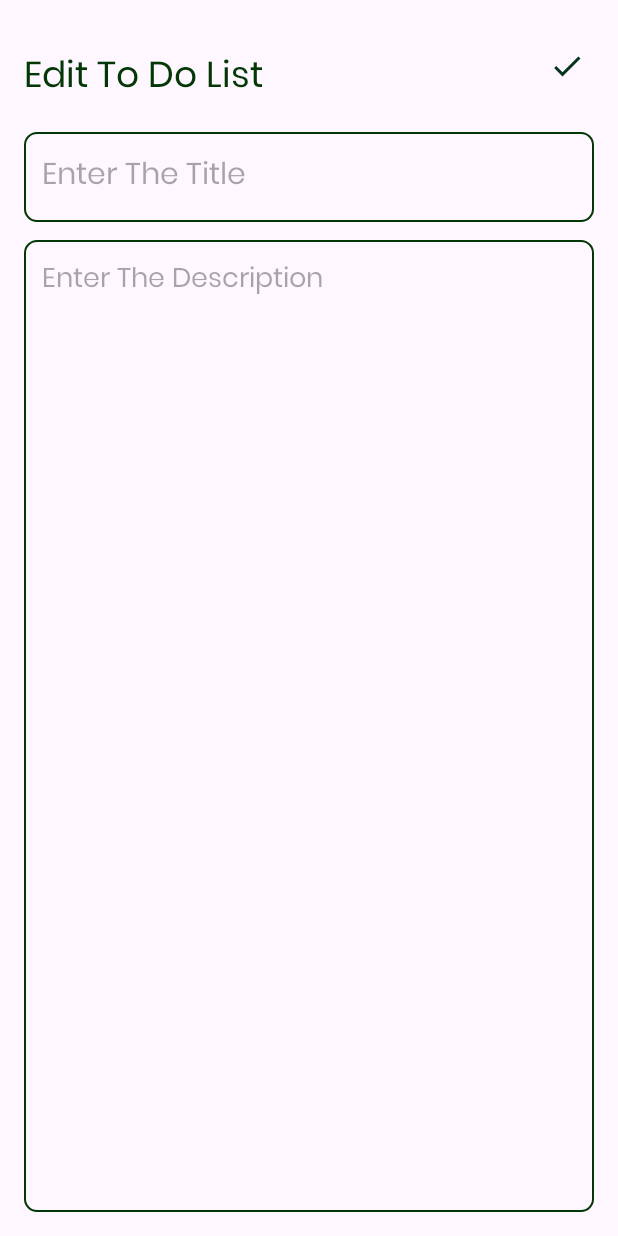
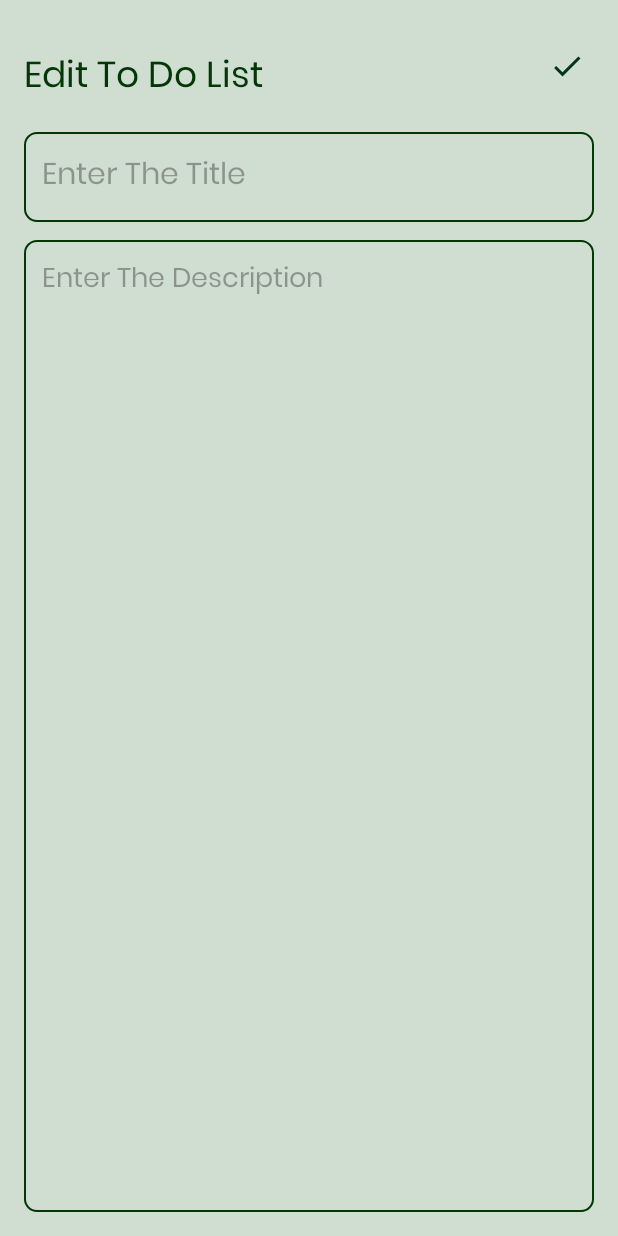
Before and after one commit to JayaniSrimali/To-Do-List-Android-Project, an Android app: the UpdateActivity screen opened directly, with no data from a screen before it, on a phone screen of 412 x 824 dp. Run offline under Robolectric (Android 15) with nearby library versions, the phone set to English and light mode, and no system bars; 1 statement that could not run was skipped.

Commit message:
Project added to TodoAdapter.kt kotlin

```diff
--- a/app/src/main/java/com/example/to_dolistapp/UpdateActivity.kt
+++ b/app/src/main/java/com/example/to_dolistapp/UpdateActivity.kt
@@ -29,7 +29,7 @@ class UpdateActivity : AppCompatActivity() {
         binding.updatetitleEditText.setText(todo.title)
         binding.updatecontentEditText.setText(todo.content)
 
-        binding.updatesaveButton.setOnClickListener {
+        binding.updateButton.setOnClickListener {
             val newTitle = binding.updatecontentEditText.text.toString()
             val  newContent = binding.updatecontentEditText.text.toString()
             val updateTodo = TODO(todoId,newTitle,newContent)
--- a/app/src/main/res/drawable/baseline_create_24.xml
+++ b/app/src/main/res/drawable/baseline_create_24.xml
@@ -1,4 +1,4 @@
-<vector android:height="24dp" android:tint="#04341B"
+<vector android:height="24dp" android:tint="#4CAF50"
     android:viewportHeight="24" android:viewportWidth="24"
     android:width="24dp" xmlns:android="http://schemas.android.com/apk/res/android">
     <path android:fillColor="@android:color/white" android:pathData="M3,17.25V21h3.75L17.81,9.94l-3.75,-3.75L3,17.25zM20.71,7.04c0.39,-0.39 0.39,-1.02 0,-1.41l-2.34,-2.34c-0.39,-0.39 -1.02,-0.39 -1.41,0l-1.83,1.83 3.75,3.75 1.83,-1.83z"/>
--- a/app/src/main/res/drawable/baseline_delete_24.xml
+++ b/app/src/main/res/drawable/baseline_delete_24.xml
@@ -1,4 +1,4 @@
-<vector android:height="24dp" android:tint="#04341B"
+<vector android:height="24dp" android:tint="#8A1616"
     android:viewportHeight="24" android:viewportWidth="24"
     android:width="24dp" xmlns:android="http://schemas.android.com/apk/res/android">
     <path android:fillColor="@android:color/white" android:pathData="M6,19c0,1.1 0.9,2 2,2h8c1.1,0 2,-0.9 2,-2V7H6v12zM19,4h-3.5l-1,-1h-5l-1,1H5v2h14V4z"/>
--- a/app/src/main/res/layout/activity_add_list.xml
+++ b/app/src/main/res/layout/activity_add_list.xml
@@ -7,7 +7,9 @@
     android:layout_height="match_parent"
     android:orientation="vertical"
     android:padding="16dp"
-    tools:context=".AddListActivity">
+    android:background="#D0DDD1"
+    tools:context=".AddListActivity"
+    >
 
     <TextView
         android:id="@+id/addTodoHeading"
--- a/app/src/main/res/layout/activity_main.xml
+++ b/app/src/main/res/layout/activity_main.xml
@@ -5,6 +5,7 @@
     xmlns:tools="http://schemas.android.com/tools"
     android:layout_width="match_parent"
     android:layout_height="match_parent"
+    android:background="#D0DDD1"
     tools:context=".MainActivity">
 
     <TextView
--- a/app/src/main/res/layout/activity_update.xml
+++ b/app/src/main/res/layout/activity_update.xml
@@ -7,6 +7,7 @@
     android:layout_height="match_parent"
     android:orientation="vertical"
     android:padding="16dp"
+    android:background="#D0DDD1"
     tools:context=".UpdateActivity">
 
     <TextView
@@ -21,7 +22,7 @@
         android:textSize="24sp" />
 
     <ImageView
-        android:id="@+id/updatesaveButton"
+        android:id="@+id/updateButton"
         android:layout_width="wrap_content"
         android:layout_height="wrap_content"
         android:src="@drawable/baseline_check_24"
--- a/app/src/main/res/layout/todo_item.xml
+++ b/app/src/main/res/layout/todo_item.xml
@@ -5,8 +5,10 @@
     xmlns:tools="http://schemas.android.com/tools"
     android:layout_width="match_parent"
     android:layout_height="wrap_content"
+    android:background="#D0DDD1"
     app:cardCornerRadius = "8dp"
     app:cardElevation="4dp"
+
     app:cardUseCompatPadding="true"
     >
     <LinearLayout
--- a/app/src/main/res/values/colors.xml
+++ b/app/src/main/res/values/colors.xml
@@ -3,4 +3,5 @@
     <color name="black">#FF000000</color>
     <color name="white">#FFFFFFFF</color>
     <color name="green">#043706</color>
+
 </resources>
```
